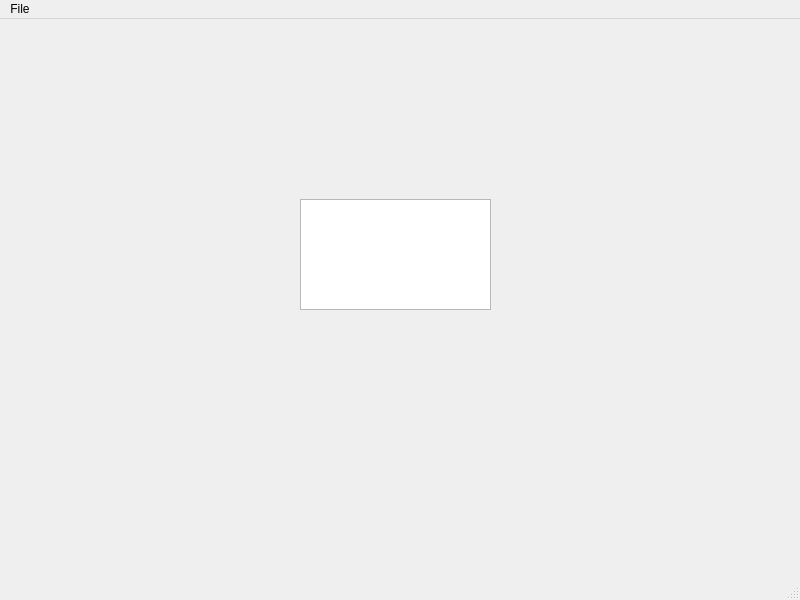
Old version of the form nahidanotes.ui in the repository ThiaudioTT/NahidaNotes.
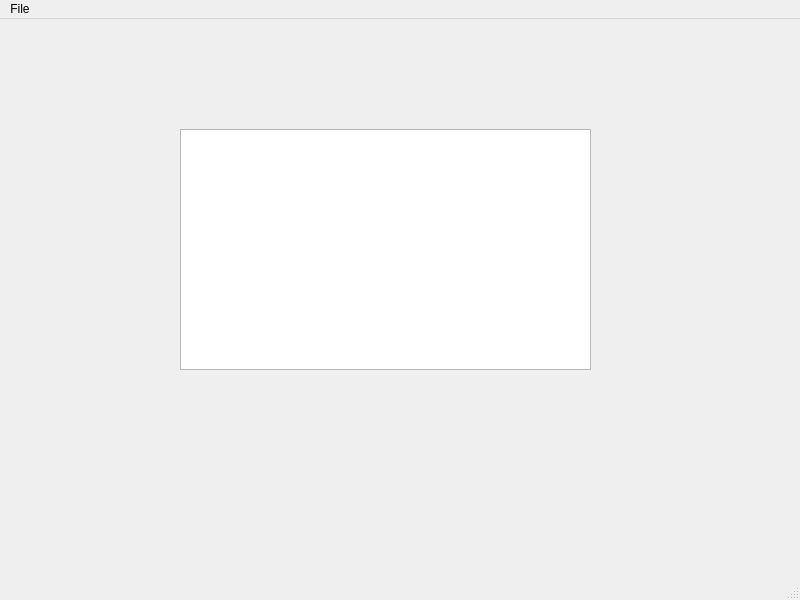
New version of the form. Icons and pictures are not drawn. Custom widgets are drawn as their Qt base class.

The edit to the form file:
```diff
--- a/nahidanotes.ui
+++ b/nahidanotes.ui
@@ -17,10 +17,10 @@
    <widget class="QTextEdit" name="textEdit">
     <property name="geometry">
      <rect>
-      <x>300</x>
-      <y>180</y>
-      <width>191</width>
-      <height>111</height>
+      <x>180</x>
+      <y>110</y>
+      <width>411</width>
+      <height>241</height>
      </rect>
     </property>
    </widget>
@@ -79,6 +79,13 @@
    </property>
   </action>
  </widget>
+ <customwidgets>
+  <customwidget>
+   <class>QMarkdownTextEdit</class>
+   <extends>QTextEdit</extends>
+   <header location="global">qmarkdowntextedit.h</header>
+  </customwidget>
+ </customwidgets>
  <resources/>
  <connections/>
 </ui>
```
Left out of the diff: 14 changed lines with no effect on the pictures.
